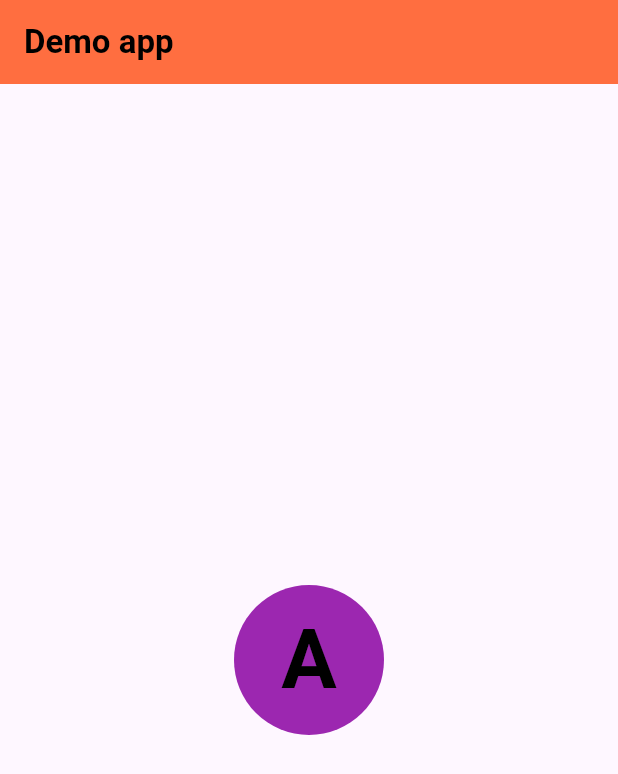
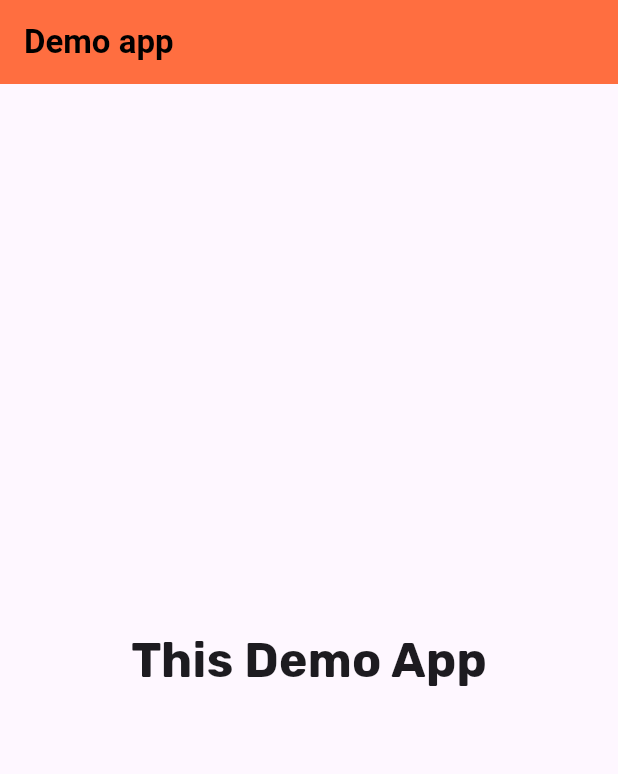
Before and after one commit to akashm936/practiceapp1, a Flutter app: the screen it shows after launch, on a phone screen of 412 x 824 dp. Shown: the top 774 px of the screen. Run offline on Flutter 3.47's test engine with Material 3 defaults, Android fonts, the phone set to English and light mode, and no system bars.

Commit message:
Custom Font added in the Flutter app

```diff
--- a/lib/main.dart
+++ b/lib/main.dart
@@ -10,7 +10,7 @@ class MyApp extends StatelessWidget {
   // This widget is the root of your application.
   @override
   Widget build(BuildContext context) {
-    var arrColors = ["pink", "blue", "orange", "purple", "yello"];
+    var arrNames = ["Ramesh","Suresh","ganesh","Mahesh"];
 
     return MaterialApp(
       home: Scaffold(
@@ -25,16 +25,9 @@ class MyApp extends StatelessWidget {
           ),
           backgroundColor: Colors.deepOrangeAccent,
         ),
-        body: Center(
-          child: CircleAvatar(
-            backgroundColor: Colors.purple,
-            child: Text(('A'),style: TextStyle( fontSize: 55, fontWeight: FontWeight.bold, color: Colors.black),),
-            radius: 50,
-
-
-          ),
-        ),
+        body: Center(child: Text("This Demo App",style: TextStyle(fontSize: 32,fontFamily: 'Rubik',fontWeight: FontWeight.bold))
       ),
+    ),
     );
   }
 }
```
Also changed, not shown: pubspec.yaml (+5 -5 lines), assets/fonts/Rubik-Italic-VariableFont_wght.ttf (added), assets/fonts/Rubik-VariableFont_wght.ttf (added).
